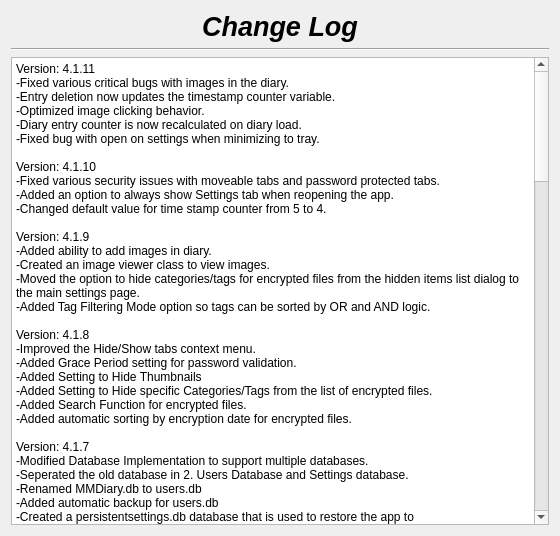
therealMaPMaKeR/MMDiary, file changelog.ui: the form before one commit.
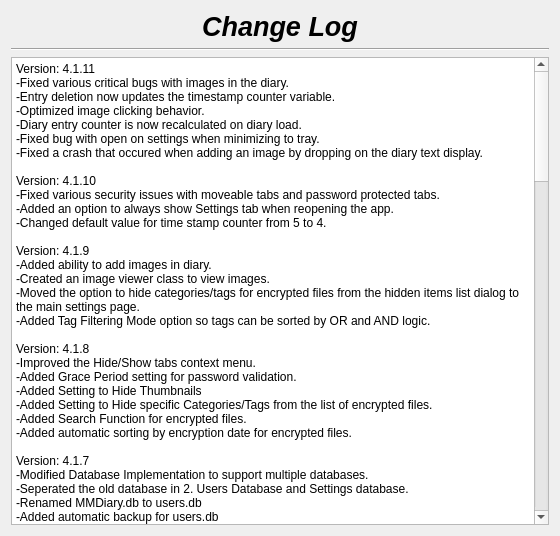
The form after the commit.

Commit message: fixed crash with image drop on diarytextdisplay

```diff
--- a/changelog.ui
+++ b/changelog.ui
@@ -59,7 +59,8 @@
 &lt;p style=&quot; margin-top:0px; margin-bottom:0px; margin-left:0px; margin-right:0px; -qt-block-indent:0; text-indent:0px;&quot;&gt;-Entry deletion now updates the timestamp counter variable.&lt;/p&gt;
 &lt;p style=&quot; margin-top:0px; margin-bottom:0px; margin-left:0px; margin-right:0px; -qt-block-indent:0; text-indent:0px;&quot;&gt;-Optimized image clicking behavior.&lt;/p&gt;
 &lt;p style=&quot; margin-top:0px; margin-bottom:0px; margin-left:0px; margin-right:0px; -qt-block-indent:0; text-indent:0px;&quot;&gt;-Diary entry counter is now recalculated on diary load.&lt;/p&gt;
-&lt;p style=&quot; margin-top:0px; margin-bottom:0px; margin-left:0px; margin-right:0px; -qt-block-indent:0; text-indent:0px;&quot;&gt;-Fixed bug with open on settings when minimizing to tray.&lt;br /&gt;&lt;br /&gt;Version: 4.1.10&lt;br /&gt;-Fixed various security issues with moveable tabs and password protected tabs.&lt;/p&gt;
+&lt;p style=&quot; margin-top:0px; margin-bottom:0px; margin-left:0px; margin-right:0px; -qt-block-indent:0; text-indent:0px;&quot;&gt;-Fixed bug with open on settings when minimizing to tray.&lt;/p&gt;
+&lt;p style=&quot; margin-top:0px; margin-bottom:0px; margin-left:0px; margin-right:0px; -qt-block-indent:0; text-indent:0px;&quot;&gt;-Fixed a crash that occured when adding an image by dropping on the diary text display.&lt;br /&gt;&lt;br /&gt;Version: 4.1.10&lt;br /&gt;-Fixed various security issues with moveable tabs and password protected tabs.&lt;/p&gt;
 &lt;p style=&quot; margin-top:0px; margin-bottom:0px; margin-left:0px; margin-right:0px; -qt-block-indent:0; text-indent:0px;&quot;&gt;-Added an option to always show Settings tab when reopening the app.&lt;/p&gt;
 &lt;p style=&quot; margin-top:0px; margin-bottom:0px; margin-left:0px; margin-right:0px; -qt-block-indent:0; text-indent:0px;&quot;&gt;-Changed default value for time stamp counter from 5 to 4.&lt;br /&gt;&lt;/p&gt;
 &lt;p style=&quot; margin-top:0px; margin-bottom:0px; margin-left:0px; margin-right:0px; -qt-block-indent:0; text-indent:0px;&quot;&gt;Version: 4.1.9&lt;/p&gt;
```
The commit also changes 1 other file.
